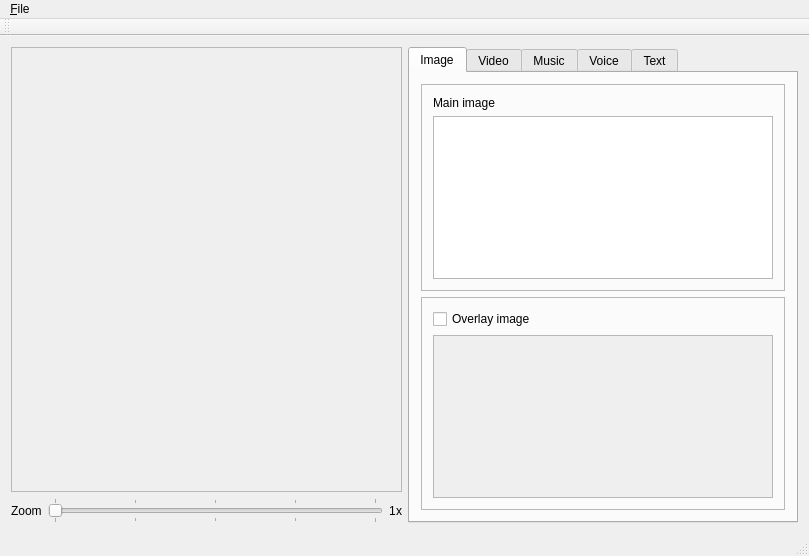
Above: mainwindow.ui from Risca/dgate_resource_manager before the change. Below: the same form after it.
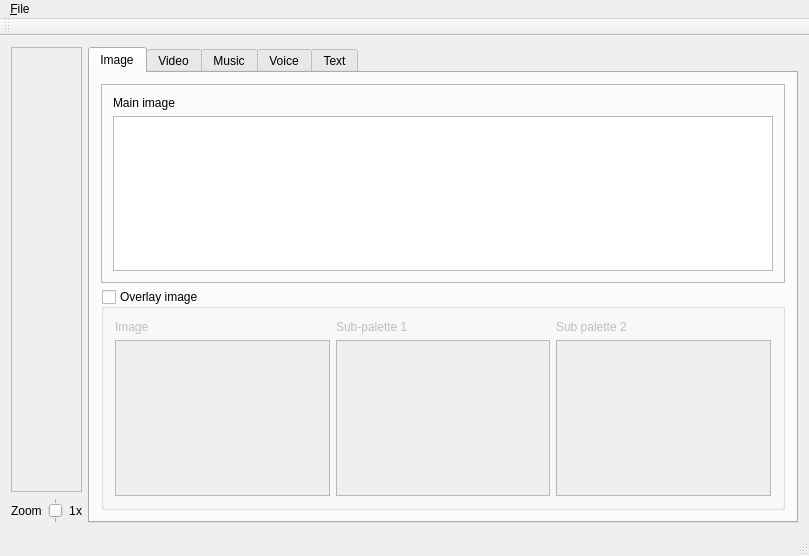
That is the form after the change. Custom widgets are drawn as their Qt base class.

Commit message: allow setting sub palette of image

Diff of the .ui file:
```diff
--- a/mainwindow.ui
+++ b/mainwindow.ui
@@ -25,7 +25,7 @@
         <rect>
          <x>0</x>
          <y>0</y>
-         <width>391</width>
+         <width>73</width>
          <height>445</height>
         </rect>
        </property>
@@ -65,28 +65,47 @@
          </widget>
         </item>
         <item>
-         <widget class="QFrame" name="frame_2">
-          <property name="frameShape">
-           <enum>QFrame::StyledPanel</enum>
+         <widget class="QGroupBox" name="overlayGroupBox">
+          <property name="title">
+           <string>Overlay image</string>
           </property>
-          <property name="frameShadow">
-           <enum>QFrame::Raised</enum>
+          <property name="checkable">
+           <bool>true</bool>
           </property>
-          <layout class="QVBoxLayout" name="verticalLayout_7">
-           <item>
-            <widget class="QCheckBox" name="overlayEnableCheckBox">
+          <property name="checked">
+           <bool>false</bool>
+          </property>
+          <layout class="QGridLayout" name="gridLayout_2">
+           <item row="0" column="0">
+            <widget class="QLabel" name="label_2">
              <property name="text">
-              <string>Overlay image</string>
+              <string>Image</string>
              </property>
             </widget>
            </item>
-           <item>
-            <widget class="QTreeView" name="overlayImageTreeView">
-             <property name="enabled">
-              <bool>false</bool>
+           <item row="0" column="1">
+            <widget class="QLabel" name="label_3">
+             <property name="text">
+              <string>Sub-palette 1</string>
              </property>
             </widget>
            </item>
+           <item row="0" column="2">
+            <widget class="QLabel" name="label_4">
+             <property name="text">
+              <string>Sub palette 2</string>
+             </property>
+            </widget>
+           </item>
+           <item row="1" column="0">
+            <widget class="QTreeView" name="overlayImageTreeView_1"/>
+           </item>
+           <item row="1" column="1">
+            <widget class="QTreeView" name="overlayImageTreeView_2"/>
+           </item>
+           <item row="1" column="2">
+            <widget class="QTreeView" name="overlayImageTreeView_3"/>
+           </item>
           </layout>
          </widget>
         </item>
```
Left out of the diff: 16 changed lines with no effect on the pictures. The commit also changes 3 other files.
